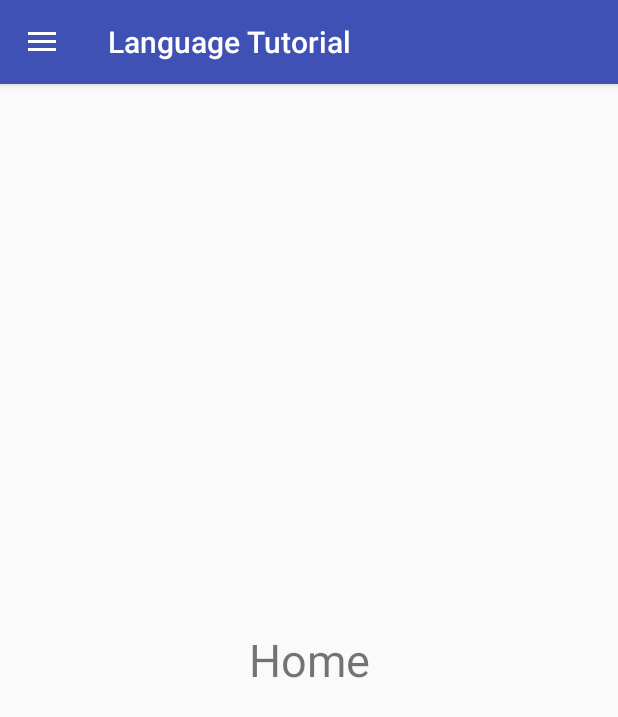
After one commit to samiraj99/LanguageTutorial, an Android app: the Home screen opened directly, with no data from a screen before it, on a phone screen of 412 x 824 dp. The commit adds this screen. Shown: the top 717 px of the screen. Run offline under Robolectric (Android 15) with nearby library versions, the phone set to English and light mode, and no system bars.

Commit message:
Home Page
home page
navigation drawer

```diff
--- a/app/build.gradle
+++ b/app/build.gradle
@@ -20,13 +20,13 @@ android {
 
 dependencies {
     implementation fileTree(dir: 'libs', include: ['*.jar'])
-    implementation 'com.android.support:appcompat-v7:26.1.0'
+    implementation 'com.android.support:appcompat-v7:27.1.1'
+    implementation 'com.android.support:design:27.1.1'
     implementation 'com.android.support.constraint:constraint-layout:1.1.1'
     testImplementation 'junit:junit:4.12'
     androidTestImplementation 'com.android.support.test:runner:1.0.2'
     androidTestImplementation 'com.android.support.test.espresso:espresso-core:3.0.2'
     compile 'com.google.firebase:firebase-core:16.0.0'
     compile 'com.google.firebase:firebase-auth:16.0.1'
-
 }
 apply plugin: 'com.google.gms.google-services'
--- /dev/null
+++ b/app/src/main/java/com/foslipy/languagetutorial/Home.java
@@ -0,0 +1,36 @@
+package com.foslipy.languagetutorial;
+
+import android.support.v4.widget.DrawerLayout;
+import android.support.v7.app.ActionBarDrawerToggle;
+import android.support.v7.app.AppCompatActivity;
+import android.os.Bundle;
+import android.view.MenuItem;
+
+public class Home extends AppCompatActivity {
+
+    private DrawerLayout homedrawerlayout;
+    private ActionBarDrawerToggle homedrawertoggle;
+
+    @Override
+    protected void onCreate(Bundle savedInstanceState) {
+        super.onCreate(savedInstanceState);
+        setContentView(R.layout.activity_home);
+
+        homedrawerlayout=findViewById(R.id.drawerLayout);
+        homedrawertoggle=new ActionBarDrawerToggle(this,homedrawerlayout,R.string.open,R.string.close);
+        homedrawerlayout.addDrawerListener(homedrawertoggle);
+        homedrawertoggle.syncState();
+        getSupportActionBar().setDisplayHomeAsUpEnabled(true);
+    }
+
+    @Override
+    public boolean onOptionsItemSelected(MenuItem item) {
+        if(homedrawertoggle.onOptionsItemSelected(item))
+        {
+            return true;
+        }
+        return super.onOptionsItemSelected(item);
+
+    }
+
+}
--- /dev/null
+++ b/app/src/main/res/layout/activity_home.xml
@@ -0,0 +1,31 @@
+<?xml version="1.0" encoding="utf-8"?>
+<android.support.v4.widget.DrawerLayout xmlns:android="http://schemas.android.com/apk/res/android"
+    xmlns:app="http://schemas.android.com/apk/res-auto"
+    xmlns:tools="http://schemas.android.com/tools"
+    android:layout_width="match_parent"
+    android:layout_height="match_parent"
+    android:id="@+id/drawerLayout"
+    tools:context=".Home">
+
+    <LinearLayout
+        android:layout_width="match_parent"
+        android:layout_height="match_parent">
+
+        <TextView
+            android:layout_width="match_parent"
+            android:layout_height="wrap_content"
+            android:text="Home"
+            android:textSize="30sp"
+            android:textAlignment="center"
+            android:layout_gravity="center"
+            />
+    </LinearLayout>
+
+    <android.support.design.widget.NavigationView
+        android:layout_width="match_parent"
+        android:layout_height="match_parent"
+        android:layout_gravity="start"
+        app:menu="@menu/home_menu">
+    </android.support.design.widget.NavigationView>
+
+</android.support.v4.widget.DrawerLayout>
--- /dev/null
+++ b/app/src/main/res/menu/home_menu.xml
@@ -0,0 +1,18 @@
+<?xml version="1.0" encoding="utf-8"?>
+<menu xmlns:android="http://schemas.android.com/apk/res/android">
+
+    <item android:id="@+id/home_menu"
+        android:title="@string/home"/>
+
+    <item android:id="@+id/BegnersLevel_menu"
+        android:title="@string/bigner_s_level"/>
+
+    <item android:id="@+id/AdvancedLevel_menu"
+        android:title="@string/advanced_level"/>
+
+    <item android:id="@+id/ExpertLevel_menu"
+        android:title="@string/expert_level"/>
+
+    <item android:id="@+id/Ranking_menu"
+        android:title="@string/ranking"/>
+</menu>
--- a/app/src/main/res/values/strings.xml
+++ b/app/src/main/res/values/strings.xml
@@ -12,4 +12,18 @@
     <string name="password">Password</string>
     <string name="sign_up">Sign up</string>
     <string name="sign_in">Sign In</string>
+    <string name="title_activity_home">homeActivity</string>
+    <string name="navigation_drawer_open">Open navigation drawer</string>
+    <string name="navigation_drawer_close">Close navigation drawer</string>
+    <string name="nav_header_title">Android Studio</string>
+    <string name="nav_header_subtitle">android.studio@android.com</string>
+    <string name="nav_header_desc">Navigation header</string>
+    <string name="action_settings">Settings</string>
+    <string name="open">open</string>
+    <string name="close">close</string>
+    <string name="home">Home</string>
+    <string name="bigner_s_level">Bigner\'s Level</string>
+    <string name="advanced_level">Advanced Level</string>
+    <string name="expert_level">Expert Level</string>
+    <string name="ranking">Ranking</string>
 </resources>
--- a/app/src/main/res/values/styles.xml
+++ b/app/src/main/res/values/styles.xml
@@ -8,6 +8,14 @@
         <item name="colorAccent">@color/colorAccent</item>
     </style>
 
-    <style name="FullScreen" parent="Theme.AppCompat.Light.NoActionBar">
+    <style name="FullScreen" parent="Theme.AppCompat.Light.NoActionBar"></style>
+
+    <style name="AppTheme.NoActionBar">
+        <item name="windowActionBar">false</item>
+        <item name="windowNoTitle">true</item>
     </style>
+
+    <style name="AppTheme.AppBarOverlay" parent="ThemeOverlay.AppCompat.Dark.ActionBar" />
+
+    <style name="AppTheme.PopupOverlay" parent="ThemeOverlay.AppCompat.Light" />
 </resources>
```
Also changed, not shown: app/src/main/AndroidManifest.xml (+5 -3 lines), app/src/main/java/com/foslipy/languagetutorial/Login.java (+13 -1 lines), app/src/main/res/drawable-v21/ic_menu_camera.xml (added, +12 -0 lines), app/src/main/res/drawable-v21/ic_menu_gallery.xml (added, +9 -0 lines), app/src/main/res/drawable-v21/ic_menu_manage.xml (added, +9 -0 lines), app/src/main/res/drawable-v21/ic_menu_send.xml (added, +9 -0 lines), app/src/main/res/drawable-v21/ic_menu_share.xml (added, +9 -0 lines), app/src/main/res/drawable-v21/ic_menu_slideshow.xml (added, +9 -0 lines), app/src/main/res/drawable/side_nav_bar.xml (added, +9 -0 lines), app/src/main/res/layout/activity_login.xml (+13 -0 lines), app/src/main/res/values-v21/styles.xml (added, +8 -0 lines), app/src/main/res/values/dimens.xml (added, +8 -0 lines), app/src/main/res/values/drawables.xml (added, +8 -0 lines).
